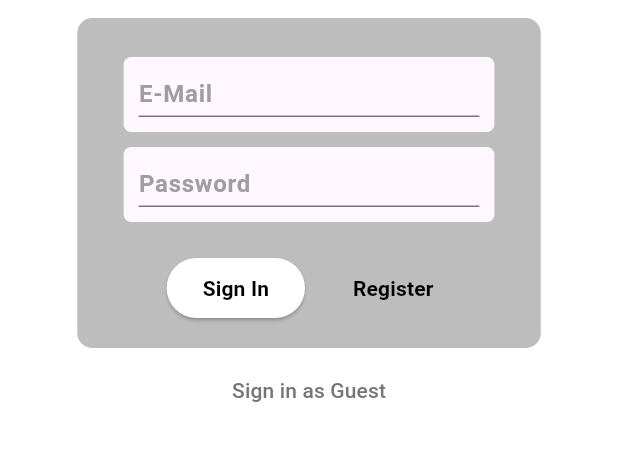
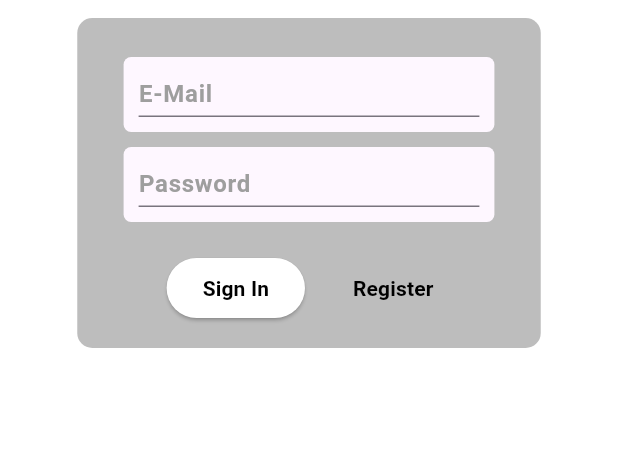
Before and after one commit to SebRincon/opwebscrapper, a Flutter app: the screen it shows after launch, on a phone screen of 412 x 824 dp, the part 438-899 px from its top. Run offline on Flutter 3.47's test engine with Material 3 defaults, Android fonts, the phone set to English and light mode, and no system bars; our stand-ins replace firebase_auth, firebase_core, flutter_riverpod, fluttertoast, hive_flutter; accounts and stored records are empty; Roboto replaces fonts that are missing (BebasNeue, Rounded MPlus).

```diff
--- a/lib/pages/Auth/AuthPage.dart
+++ b/lib/pages/Auth/AuthPage.dart
@@ -458,14 +458,6 @@ class _AuthCardState extends State<AuthCard> {
               ),
             ),
           ),
-          TextButton(
-              onPressed: () {
-                widget.userProvider.anonLogin();
-              },
-              child: Text(
-                'Sign in as Guest',
-                style: TextStyle(color: Colors.grey[600]),
-              ))
         ],
       ),
     );
```
